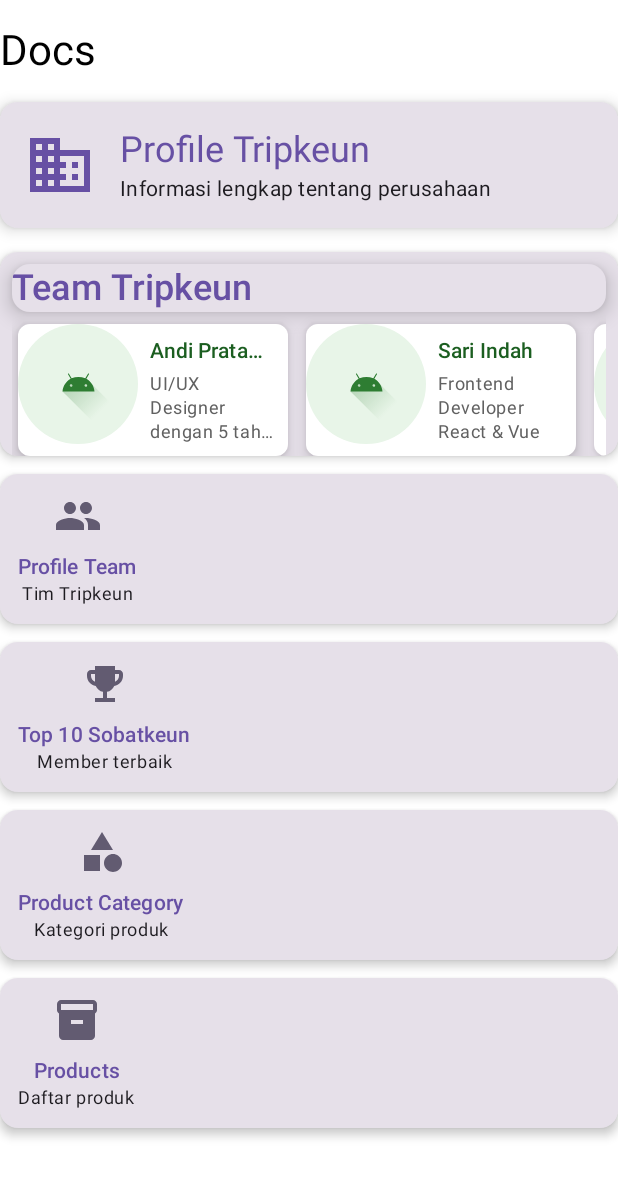
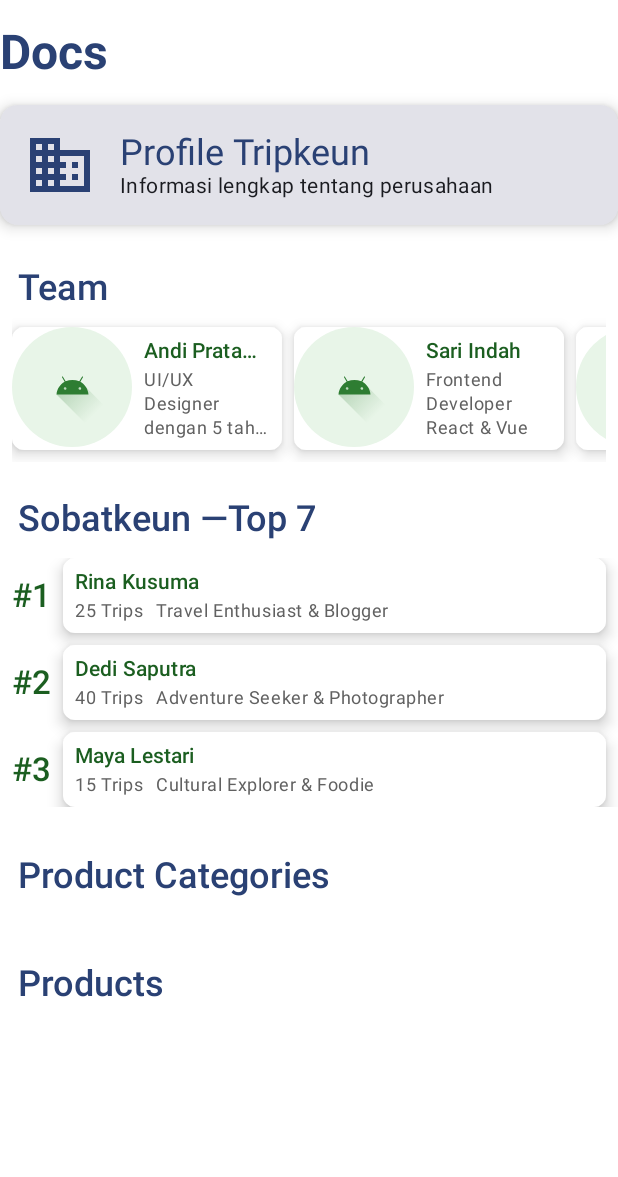
Before and after one commit to mrddkm/arkhe-menu-a6, an Android app built with Jetpack Compose: the @Preview function DocsContentPreview, on a phone screen of 412 x 824 dp. Shown: the top 1177 px of the screen. Run offline under Robolectric (Android 15) with nearby library versions, the phone set to English and light mode, and no system bars.

Commit message:
add sample and UI/UX

```diff
--- a/app/src/main/java/com/arkhe/menu/presentation/screen/docs/DocsContent.kt
+++ b/app/src/main/java/com/arkhe/menu/presentation/screen/docs/DocsContent.kt
@@ -2,7 +2,6 @@
 
 package com.arkhe.menu.presentation.screen.docs
 
-import androidx.compose.foundation.background
 import androidx.compose.foundation.clickable
 import androidx.compose.foundation.layout.Arrangement
 import androidx.compose.foundation.layout.Column
@@ -10,16 +9,12 @@ import androidx.compose.foundation.layout.Row
 import androidx.compose.foundation.layout.Spacer
 import androidx.compose.foundation.layout.fillMaxSize
 import androidx.compose.foundation.layout.fillMaxWidth
-import androidx.compose.foundation.layout.height
 import androidx.compose.foundation.layout.padding
 import androidx.compose.foundation.layout.size
 import androidx.compose.foundation.layout.width
+import androidx.compose.foundation.shape.RoundedCornerShape
 import androidx.compose.material.icons.Icons
 import androidx.compose.material.icons.filled.Business
-import androidx.compose.material.icons.filled.Category
-import androidx.compose.material.icons.filled.EmojiEvents
-import androidx.compose.material.icons.filled.Group
-import androidx.compose.material.icons.filled.Inventory
 import androidx.compose.material3.Card
 import androidx.compose.material3.CardDefaults
 import androidx.compose.material3.Icon
@@ -33,15 +28,18 @@ import androidx.compose.runtime.setValue
 import androidx.compose.ui.Alignment
 import androidx.compose.ui.Modifier
 import androidx.compose.ui.graphics.Color
-import androidx.compose.ui.graphics.vector.ImageVector
+import androidx.compose.ui.text.font.FontWeight
 import androidx.compose.ui.tooling.preview.Preview
 import androidx.compose.ui.unit.dp
-import com.arkhe.menu.presentation.screen.docs.team.ext.HeaderSection
+import com.arkhe.menu.presentation.screen.docs.ext.HeaderSection
+import com.arkhe.menu.presentation.screen.docs.sobatkeun.ext.SobatkeunSection
+import com.arkhe.menu.presentation.screen.docs.sobatkeun.ext.sampleSobatkeun
 import com.arkhe.menu.presentation.screen.docs.team.ext.Personil
 import com.arkhe.menu.presentation.screen.docs.team.ext.PersonilDetailBottomSheet
 import com.arkhe.menu.presentation.screen.docs.team.ext.PersonilListBottomSheet
 import com.arkhe.menu.presentation.screen.docs.team.ext.PersonilSection
 import com.arkhe.menu.presentation.screen.docs.team.ext.samplePersonil
+import com.arkhe.menu.presentation.theme.AppTheme
 
 @Composable
 fun DocsContent(onNavigateToContent: (String) -> Unit) {
@@ -54,11 +52,14 @@ fun DocsContent(onNavigateToContent: (String) -> Unit) {
     ) {
         Text(
             text = "Docs",
-            style = MaterialTheme.typography.headlineMedium,
+            style = MaterialTheme.typography.headlineLarge.copy(
+                fontWeight = FontWeight.Bold
+            ),
+            color = MaterialTheme.colorScheme.primary,
             modifier = Modifier.padding(vertical = 16.dp)
         )
 
-        /*Main Content: Profile Tripkeun*/
+        /*Main Content*/
         Card(
             modifier = Modifier
                 .fillMaxWidth()
@@ -96,19 +97,23 @@ fun DocsContent(onNavigateToContent: (String) -> Unit) {
             }
         }
 
-        /*Secondary Contents in Grid*/
+        /*Secondary Contents*/
         Column(
             verticalArrangement = Arrangement.spacedBy(12.dp)
         ) {
-            Row {
             Card(
-                    elevation = CardDefaults.cardElevation(defaultElevation = 4.dp)
+                colors = CardDefaults.cardColors(
+                    containerColor = Color.Transparent
+                ),
+                shape = RoundedCornerShape(4.dp),
             ) {
                 Column(
                     modifier = Modifier
                         .fillMaxWidth()
+                        .padding(8.dp)
                 ) {
                     HeaderSection(
+                        title = "Team",
                         onHeaderClick = { showPersonilList = true }
                     )
                     PersonilSection(
@@ -120,42 +125,65 @@ fun DocsContent(onNavigateToContent: (String) -> Unit) {
                     )
                 }
             }
-            }
-            Row {
-                DocsCard(
-                    title = "Profile Team",
-                    description = "Tim Tripkeun",
-                    icon = Icons.Default.Group,
-                    modifier = Modifier.weight(1f),
-                    onClick = { onNavigateToContent("Profile Team Tripkeun") }
+
+            Card(
+                colors = CardDefaults.cardColors(
+                    containerColor = Color.Transparent
+                ),
+                shape = RoundedCornerShape(4.dp),
+            ) {
+                Column(
+                    modifier = Modifier
+                        .fillMaxWidth()
+                        .padding(8.dp)
+                ) {
+                    HeaderSection(
+                        title = "Sobatkeun ―Top 7",
+                        onHeaderClick = { showPersonilList = true }
+                    )
+                    SobatkeunSection(
+                        sobatkeunList = sampleSobatkeun,
+                        onSobatkeunClick = { /* Handle Sobatkeun click if needed */ }
                     )
                 }
-            Row {
-                DocsCard(
-                    title = "Top 10 Sobatkeun",
-                    description = "Member terbaik",
-                    icon = Icons.Default.EmojiEvents,
-                    modifier = Modifier.weight(1f),
-                    onClick = { onNavigateToContent("Top 10 Sobatkeun") }
+            }
+
+            Card(
+                colors = CardDefaults.cardColors(
+                    containerColor = Color.Transparent
+                ),
+                shape = RoundedCornerShape(4.dp),
+            ) {
+                Column(
+                    modifier = Modifier
+                        .fillMaxWidth()
+                        .padding(8.dp)
+                ) {
+                    HeaderSection(
+                        title = "Product Categories",
+                        onHeaderClick = { showPersonilList = true }
                     )
+
                 }
-            Row {
-                DocsCard(
-                    title = "Product Category",
-                    description = "Kategori produk",
-                    icon = Icons.Default.Category,
-                    modifier = Modifier.weight(1f),
-                    onClick = { onNavigateToContent("Product Category") }
+            }
+
+            Card(
+                colors = CardDefaults.cardColors(
+                    containerColor = Color.Transparent
+                ),
+                shape = RoundedCornerShape(4.dp),
+            ) {
+                Column(
+                    modifier = Modifier
+                        .fillMaxWidth()
+                        .padding(8.dp)
+                ) {
+                    HeaderSection(
+                        title = "Products",
+                        onHeaderClick = { showPersonilList = true }
                     )
+
                 }
-            Row {
-                DocsCard(
-                    title = "Products",
-                    description = "Daftar produk",
-                    icon = Icons.Default.Inventory,
-                    modifier = Modifier.weight(1f),
-                    onClick = { onNavigateToContent("Products") }
-                )
             }
         }
     }
@@ -185,44 +213,10 @@ fun DocsContent(onNavigateToContent: (String) -> Unit) {
     }
 }
 
-@Composable
-fun DocsCard(
-    title: String,
-    description: String,
-    icon: ImageVector,
-    modifier: Modifier = Modifier,
-    onClick: () -> Unit
-) {
-    Card(
-        modifier = modifier.clickable { onClick() },
-        elevation = CardDefaults.cardElevation(defaultElevation = 4.dp)
-    ) {
-        Column(
-            modifier = Modifier.padding(12.dp),
-            horizontalAlignment = Alignment.CenterHorizontally
-        ) {
-            Icon(
-                imageVector = icon,
-                contentDescription = title,
-                tint = MaterialTheme.colorScheme.secondary,
-                modifier = Modifier.size(32.dp)
-            )
-            Spacer(modifier = Modifier.height(8.dp))
-            Text(
-                text = title,
-                style = MaterialTheme.typography.titleSmall,
-                color = MaterialTheme.colorScheme.primary
-            )
-            Text(
-                text = description,
-                style = MaterialTheme.typography.bodySmall
-            )
-        }
-    }
-}
-
 @Preview(showBackground = true)
 @Composable
 fun DocsContentPreview() {
+    AppTheme(darkTheme = false) {
         DocsContent(onNavigateToContent = {})
     }
+}
--- /dev/null
+++ b/app/src/main/java/com/arkhe/menu/presentation/screen/docs/category/ext/Components.kt
@@ -0,0 +1 @@
+package com.arkhe.menu.presentation.screen.docs.category.ext
--- /dev/null
+++ b/app/src/main/java/com/arkhe/menu/presentation/screen/docs/category/ext/SampleCategory.kt
@@ -0,0 +1,47 @@
+@file:Suppress("SpellCheckingInspection")
+
+package com.arkhe.menu.presentation.screen.docs.category.ext
+
+data class Category(
+    val nama: String,
+    val deskripsi: String,
+    val productCount: Int,
+)
+
+val sampleCategory = listOf(
+    Category(
+        nama = "Series",
+        deskripsi = "Pilihan tempat menginap terbaik untuk perjalanan Anda",
+        productCount = 120
+    ),
+    Category(
+        nama = "Workshop",
+        deskripsi = "Berbagai opsi transportasi untuk memudahkan perjalanan Anda",
+        productCount = 85
+    ),
+    Category(
+        nama = "Other Side",
+        deskripsi = "Destinasi wisata menarik yang wajib dikunjungi",
+        productCount = 200
+    ),
+    Category(
+        nama = "Chipkeun",
+        deskripsi = "Tempat makan dan minum yang lezat dan populer",
+        productCount = 150
+    ),
+    Category(
+        nama = "Special",
+        deskripsi = "Cendera mata khas daerah yang patut dibawa pulang",
+        productCount = 60
+    ),
+    Category(
+        nama = "Anniversary",
+        deskripsi = "Tempat makan dan minum yang lezat dan populer",
+        productCount = 150
+    ),
+    Category(
+        nama = "Private",
+        deskripsi = "Tempat makan dan minum yang lezat dan populer",
+        productCount = 150
+    ),
+)
--- /dev/null
+++ b/app/src/main/java/com/arkhe/menu/presentation/screen/docs/ext/Components.kt
@@ -0,0 +1,54 @@
+@file:Suppress("SpellCheckingInspection")
+@file:OptIn(ExperimentalMaterial3Api::class)
+
+package com.arkhe.menu.presentation.screen.docs.ext
+
+import androidx.compose.foundation.clickable
+import androidx.compose.foundation.layout.Arrangement
+import androidx.compose.foundation.layout.Row
+import androidx.compose.foundation.layout.fillMaxWidth
+import androidx.compose.foundation.layout.padding
+import androidx.compose.foundation.shape.RoundedCornerShape
+import androidx.compose.material3.Card
+import androidx.compose.material3.CardDefaults
+import androidx.compose.material3.ExperimentalMaterial3Api
+import androidx.compose.material3.MaterialTheme
+import androidx.compose.material3.Text
+import androidx.compose.runtime.Composable
+import androidx.compose.ui.Alignment
+import androidx.compose.ui.Modifier
+import androidx.compose.ui.graphics.Color
+import androidx.compose.ui.text.font.FontWeight
+import androidx.compose.ui.unit.dp
+
+@Composable
+fun HeaderSection(
+    title: String,
+    onHeaderClick: () -> Unit
+) {
+    Card(
+        modifier = Modifier
+            .fillMaxWidth()
+            .padding(start = 4.dp, top = 4.dp, end = 4.dp, bottom = 12.dp)
+            .clickable { onHeaderClick() },
+        colors = CardDefaults.cardColors(
+            containerColor = Color.Transparent
+        ),
+        shape = RoundedCornerShape(0.dp)
+    ) {
+        Row(
+            modifier = Modifier
+                .fillMaxWidth(),
+            verticalAlignment = Alignment.CenterVertically,
+            horizontalArrangement = Arrangement.Start
+        ) {
+            Text(
+                text = title,
+                style = MaterialTheme.typography.headlineSmall.copy(
+                    fontWeight = FontWeight.Medium
+                ),
+                color = MaterialTheme.colorScheme.primary
+            )
+        }
+    }
+}
--- /dev/null
+++ b/app/src/main/java/com/arkhe/menu/presentation/screen/docs/product/ext/Components.kt
@@ -0,0 +1 @@
+package com.arkhe.menu.presentation.screen.docs.product.ext
--- /dev/null
+++ b/app/src/main/java/com/arkhe/menu/presentation/screen/docs/product/ext/SampleProduct.kt
@@ -0,0 +1 @@
+package com.arkhe.menu.presentation.screen.docs.product.ext
--- /dev/null
+++ b/app/src/main/java/com/arkhe/menu/presentation/screen/docs/sobatkeun/ext/Components.kt
@@ -0,0 +1,135 @@
+@file:Suppress("SpellCheckingInspection")
+@file:OptIn(ExperimentalMaterial3Api::class)
+
+package com.arkhe.menu.presentation.screen.docs.sobatkeun.ext
+
+import androidx.compose.foundation.clickable
+import androidx.compose.foundation.layout.Arrangement
+import androidx.compose.foundation.layout.Column
+import androidx.compose.foundation.layout.Row
+import androidx.compose.foundation.layout.Spacer
+import androidx.compose.foundation.layout.fillMaxWidth
+import androidx.compose.foundation.layout.height
+import androidx.compose.foundation.layout.padding
+import androidx.compose.foundation.lazy.LazyColumn
+import androidx.compose.foundation.lazy.itemsIndexed
+import androidx.compose.foundation.shape.RoundedCornerShape
+import androidx.compose.material3.Card
+import androidx.compose.material3.CardDefaults
+import androidx.compose.material3.ExperimentalMaterial3Api
+import androidx.compose.material3.MaterialTheme
+import androidx.compose.material3.Text
+import androidx.compose.runtime.Composable
+import androidx.compose.ui.Alignment
+import androidx.compose.ui.Modifier
+import androidx.compose.ui.graphics.Color
+import androidx.compose.ui.text.font.FontWeight
+import androidx.compose.ui.text.style.TextAlign
+import androidx.compose.ui.text.style.TextOverflow
+import androidx.compose.ui.tooling.preview.Preview
+import androidx.compose.ui.unit.dp
+import com.arkhe.menu.presentation.theme.AppTheme
+
+@Composable
+fun SobatkeunSection(
+    sobatkeunList: List<Sobatkeun>,
+    onSobatkeunClick: (Sobatkeun) -> Unit
+) {
+    Column(
+        modifier = Modifier
+            .fillMaxWidth()
+    ) {
+        LazyColumn(
+            verticalArrangement = Arrangement.spacedBy(8.dp),
+        ) {
+            itemsIndexed(sobatkeunList) { index, sobatkeun ->
+                Row(
+                    verticalAlignment = Alignment.CenterVertically,
+                    horizontalArrangement = Arrangement.spacedBy(8.dp),
+                    modifier = Modifier.fillMaxWidth()
+                ) {
+                    Text(
+                        text = "#${index + 1}",
+                        style = MaterialTheme.typography.titleLarge.copy(
+                            fontWeight = FontWeight.SemiBold
+                        ),
+                        textAlign = TextAlign.Left,
+                        maxLines = 1,
+                        overflow = TextOverflow.Ellipsis,
+                        color = Color(0xFF1B5E20)
+                    )
+                    SobatkeunCard(
+                        sobatkeun = sobatkeun,
+                        onClick = { onSobatkeunClick(sobatkeun) }
+                    )
+
+                }
+            }
+        }
+    }
+}
+
+@Composable
+fun SobatkeunCard(
+    sobatkeun: Sobatkeun,
+    onClick: () -> Unit
+) {
+    Card(
+        modifier = Modifier
+            .fillMaxWidth()
+            .clickable { onClick() },
+        elevation = CardDefaults.cardElevation(defaultElevation = 6.dp),
+        shape = RoundedCornerShape(8.dp),
+        colors = CardDefaults.cardColors(containerColor = Color.White)
+    ) {
+        Column(
+            modifier = Modifier
+                .fillMaxWidth()
+                .padding(8.dp),
+        ) {
+            Text(
+                text = sobatkeun.nama,
+                style = MaterialTheme.typography.titleSmall.copy(
+                    fontWeight = FontWeight.SemiBold
+                ),
+                textAlign = TextAlign.Left,
+                maxLines = 1,
+                overflow = TextOverflow.Ellipsis,
+                color = Color(0xFF1B5E20)
+            )
+            Spacer(modifier = Modifier.height(4.dp))
+            Row(
+                verticalAlignment = Alignment.CenterVertically,
+                horizontalArrangement = Arrangement.spacedBy(8.dp)
+            ) {
+                Text(
+                    text = "${sobatkeun.tripCount} Trips",
+                    style = MaterialTheme.typography.bodySmall,
+                    textAlign = TextAlign.Left,
+                    maxLines = 1,
+                    overflow = TextOverflow.Ellipsis,
+                    color = Color(0xFF616161)
+                )
+                Text(
+                    text = sobatkeun.deskripsi,
+                    style = MaterialTheme.typography.bodySmall,
+                    textAlign = TextAlign.Left,
+                    maxLines = 1,
+                    overflow = TextOverflow.Ellipsis,
+                    color = Color(0xFF616161)
+                )
+            }
+        }
+    }
+}
+
+@Preview(showBackground = true)
+@Composable
+fun SobatkeunCardPreview() {
+    AppTheme {
+        SobatkeunSection(
+            sobatkeunList = sampleSobatkeun,
+            onSobatkeunClick = {}
+        )
+    }
+}
--- /dev/null
+++ b/app/src/main/java/com/arkhe/menu/presentation/screen/docs/sobatkeun/ext/SampleSobatkeun.kt
@@ -0,0 +1,43 @@
+@file:Suppress("SpellCheckingInspection")
+
+package com.arkhe.menu.presentation.screen.docs.sobatkeun.ext
+
+data class Sobatkeun(
+    val id: String,
+    val nama: String,
+    val tripCount: Int,
+    val deskripsi: String,
+    val email: String,
+    val instagram: String,
+    val whatsapp: String,
+)
+
+val sampleSobatkeun = listOf(
+    Sobatkeun(
+        id = "1",
+        nama = "Rina Kusuma",
+        tripCount = 25,
+        deskripsi = "Travel Enthusiast & Blogger",
+        email = "rina_travels@gmail.com",
+        instagram = "rina_travels",
+        whatsapp = "+62 812-3456-7890"
+    ),
+    Sobatkeun(
+        id = "2",
+        nama = "Dedi Saputra",
+        tripCount = 40,
+        deskripsi = "Adventure Seeker & Photographer",
+        email = "",
+        instagram = "dedi_adventures",
+        whatsapp = "+62 813-4567-8901"
+    ),
+    Sobatkeun(
+        id = "3",
+        nama = "Maya Lestari",
+        tripCount = 15,
+        deskripsi = "Cultural Explorer & Foodie",
+        email = "",
+        instagram = "maya_culture",
+        whatsapp = "+62 814-5678-9012"
+    )
+)
--- a/app/src/main/java/com/arkhe/menu/presentation/screen/docs/team/ext/Components.kt
+++ b/app/src/main/java/com/arkhe/menu/presentation/screen/docs/team/ext/Components.kt
@@ -8,7 +8,6 @@ import androidx.compose.foundation.clickable
 import androidx.compose.foundation.layout.Arrangement
 import androidx.compose.foundation.layout.Box
 import androidx.compose.foundation.layout.Column
-import androidx.compose.foundation.layout.PaddingValues
 import androidx.compose.foundation.layout.Row
 import androidx.compose.foundation.layout.Spacer
 import androidx.compose.foundation.layout.fillMaxWidth
@@ -47,32 +46,6 @@ import androidx.compose.ui.unit.sp
 import com.arkhe.menu.presentation.theme.AppTheme
 
 @Composable
-fun HeaderSection(onHeaderClick: () -> Unit) {
-    Card(
-        modifier = Modifier
-            .fillMaxWidth()
-            .padding(8.dp)
-            .clickable { onHeaderClick() },
-        elevation = CardDefaults.cardElevation(defaultElevation = 8.dp),
-    ) {
-        Row(
-            modifier = Modifier
-                .fillMaxWidth(),
-            verticalAlignment = Alignment.CenterVertically,
-            horizontalArrangement = Arrangement.Start
-        ) {
-            Text(
-                text = "Team Tripkeun",
-                style = MaterialTheme.typography.headlineSmall.copy(
-                    fontWeight = FontWeight.SemiBold
-                ),
-                color = MaterialTheme.colorScheme.primary
-            )
-        }
-    }
-}
-
-@Composable
 fun PersonilSection(
     personilList: List<Personil>,
     onPersonilClick: (Personil) -> Unit
@@ -80,11 +53,9 @@ fun PersonilSection(
     Column(
         modifier = Modifier
             .fillMaxWidth()
-            .padding(horizontal = 8.dp)
     ) {
         LazyRow(
-            horizontalArrangement = Arrangement.spacedBy(12.dp),
-            contentPadding = PaddingValues(horizontal = 4.dp)
+            horizontalArrangement = Arrangement.spacedBy(8.dp),
         ) {
             items(personilList) { personil ->
                 PersonilCard(
@@ -387,14 +358,6 @@ fun DetailInfoSection(label: String, value: String) {
 
 @Preview(showBackground = true)
 @Composable
-fun HeaderSectionPreview() {
-    AppTheme {
-        HeaderSection { }
-    }
-}
-
-@Preview
-@Composable
 fun PersonilCardPreview() {
     AppTheme {
         PersonilSection(
--- a/app/src/main/java/com/arkhe/menu/presentation/screen/docs/team/ext/SamplePersonil.kt
+++ b/app/src/main/java/com/arkhe/menu/presentation/screen/docs/team/ext/SamplePersonil.kt
@@ -8,7 +8,7 @@ data class Personil(
     val id: Int,
     val nama: String,
     val deskripsi: String,
-    val fotoRes: Int, // Resource ID untuk foto
+    val fotoRes: Int,
     val posisi: String,
     val pengalaman: String,
     val email: String,
@@ -21,7 +21,7 @@ val samplePersonil = listOf(
         id = 1,
         nama = "Andi Pratama",
         deskripsi = "UI/UX Designer dengan 5 tahun pengalaman",
-        fotoRes = R.drawable.ic_launcher_foreground, // Ganti dengan resource foto yang sesuai
+        fotoRes = R.drawable.ic_launcher_foreground,
         posisi = "UI/UX Designer",
         pengalaman = "5 tahun",
         email = "andi.pratama@tripkeun.com",
```
Lines whose indentation alone changed are shown as unchanged.
